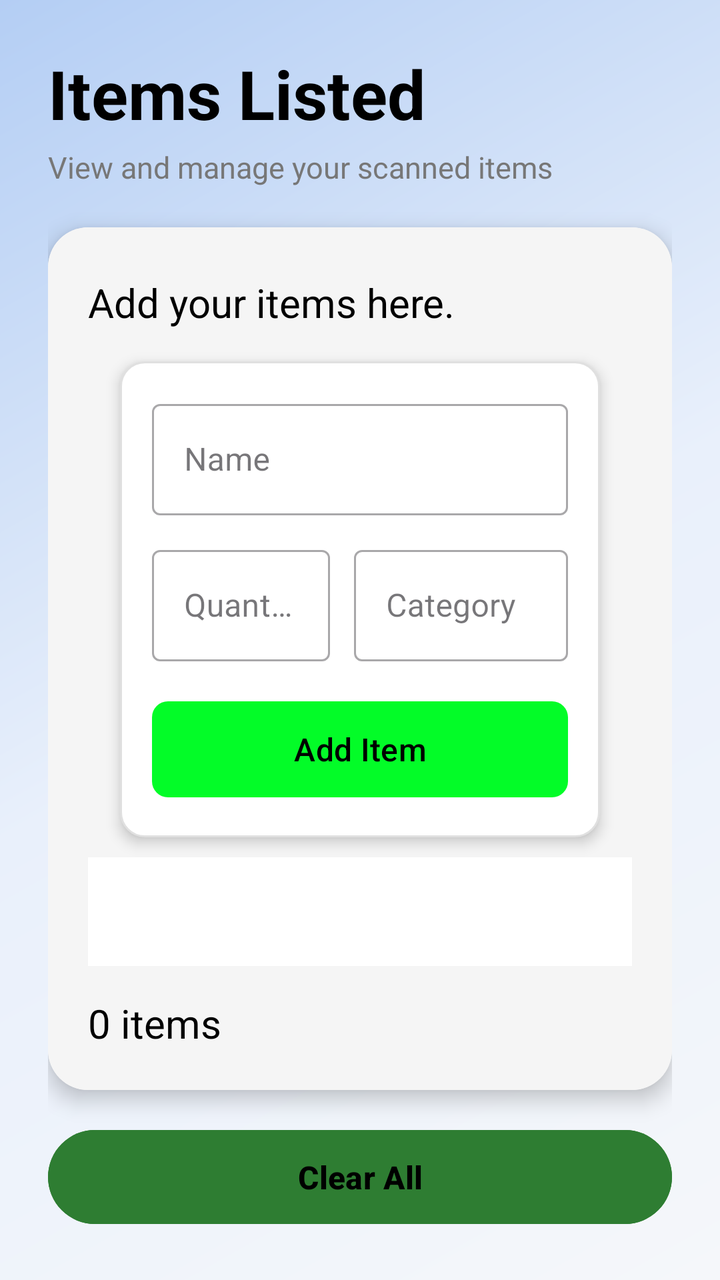
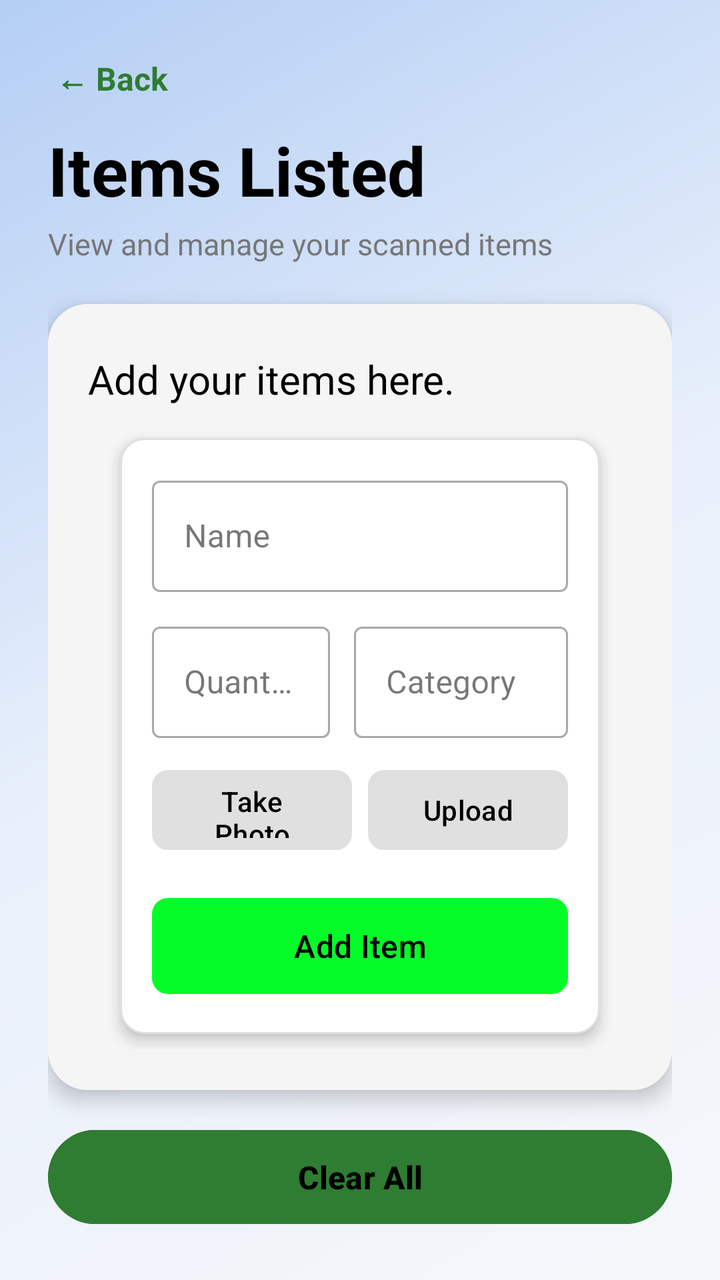

Screens rendered from an Android XML layout before and after an edit, with the pre-edit source and the edit as a unified diff.
<!-- AndroidManifest.xml: application theme Theme.AssignmentGroup -->
<!-- res/layout/function1.xml -->
<?xml version="1.0" encoding="utf-8"?>
<androidx.constraintlayout.widget.ConstraintLayout
    xmlns:android="http://schemas.android.com/apk/res/android"
    xmlns:app="http://schemas.android.com/apk/res-auto"
    xmlns:tools="http://schemas.android.com/tools"
    android:layout_width="match_parent"
    android:layout_height="match_parent"
    android:padding="24dp"
    android:background="@drawable/bg_gradient">

    <TextView
        android:id="@+id/tvItemsTitle"
        android:layout_width="0dp"
        android:layout_height="wrap_content"
        android:text="Items Listed"
        android:textColor="@color/black"
        android:textSize="34sp"
        android:textStyle="bold"
        app:layout_constraintTop_toTopOf="parent"
        app:layout_constraintStart_toStartOf="parent"
        app:layout_constraintEnd_toEndOf="parent" />

    <TextView
        android:id="@+id/tvItemsSubtitle"
        android:layout_width="0dp"
        android:layout_height="wrap_content"
        android:layout_marginTop="4dp"
        android:text="View and manage your scanned items"
        android:textColor="#777777"
        android:textSize="15sp"
        app:layout_constraintTop_toBottomOf="@id/tvItemsTitle"
        app:layout_constraintStart_toStartOf="parent"
        app:layout_constraintEnd_toEndOf="parent" />


    
    
    

    <androidx.cardview.widget.CardView
        android:id="@+id/tableCard"
        android:layout_width="0dp"
        android:layout_height="0dp"
        android:layout_marginTop="20dp"
        android:layout_marginBottom="16dp"
        app:cardCornerRadius="20dp"
        app:cardElevation="6dp"
        app:cardBackgroundColor="@color/white"
        app:layout_constraintTop_toBottomOf="@id/tvItemsSubtitle"
        app:layout_constraintBottom_toTopOf="@id/button4"
        app:layout_constraintStart_toStartOf="parent"
        app:layout_constraintEnd_toEndOf="parent">

        
        <LinearLayout
            android:layout_width="match_parent"
            android:layout_height="match_parent"
            android:orientation="vertical"
            android:padding="20dp"
            android:background="#F5F5F5">


            <TextView
                android:id="@+id/tvInventoryDescription"
                android:layout_width="match_parent"
                android:layout_height="wrap_content"
                android:layout_marginTop="4dp"
                android:text="Add your items here."
                android:textColor="@color/black"
                android:textSize="20sp" />

            <LinearLayout
                android:layout_width="match_parent"
                android:layout_height="wrap_content"
                android:layout_marginStart="16dp"
                android:layout_marginTop="16dp"
                android:layout_marginEnd="16dp"
                android:orientation="vertical"
                android:padding="16dp"
                android:background="@drawable/input_card_background"
                android:elevation="4dp">

                
                <com.google.android.material.textfield.TextInputLayout
                    android:layout_width="match_parent"
                    android:layout_height="wrap_content"
                    style="@style/Widget.MaterialComponents.TextInputLayout.OutlinedBox">

                    <com.google.android.material.textfield.TextInputEditText
                        android:id="@+id/nameInput"
                        android:layout_width="match_parent"
                        android:layout_height="wrap_content"
                        android:hint="Name"
                        android:inputType="textPersonName"
                        android:maxLines="1" />

                </com.google.android.material.textfield.TextInputLayout>

                
                <LinearLayout
                    android:layout_width="match_parent"
                    android:layout_height="wrap_content"
                    android:layout_marginTop="12dp"
                    android:orientation="horizontal">

                    
                    <com.google.android.material.textfield.TextInputLayout
                        android:layout_width="0dp"
                        android:layout_height="wrap_content"
                        android:layout_weight="1"
                        style="@style/Widget.MaterialComponents.TextInputLayout.OutlinedBox">

                        <com.google.android.material.textfield.TextInputEditText
                            android:id="@+id/qtyInput"
                            android:layout_width="match_parent"
                            android:layout_height="wrap_content"
                            android:hint="Quantity"
                            android:inputType="number"
                            android:maxLines="1" />

                    </com.google.android.material.textfield.TextInputLayout>

                    
                    <com.google.android.material.textfield.TextInputLayout
                        android:layout_width="0dp"
                        android:layout_height="wrap_content"
                        android:layout_marginStart="12dp"
                        android:layout_weight="1.2"
                        style="@style/Widget.MaterialComponents.TextInputLayout.OutlinedBox">

                        <com.google.android.material.textfield.TextInputEditText
                            android:id="@+id/categoryInput"
                            android:layout_width="match_parent"
                            android:layout_height="wrap_content"
                            android:hint="Category"
                            android:inputType="text"
                            android:maxLines="1" />

                    </com.google.android.material.textfield.TextInputLayout>

                </LinearLayout>

                
                <com.google.android.material.button.MaterialButton
                    android:id="@+id/addButton"
                    android:layout_width="match_parent"
                    android:layout_height="56dp"
                    android:layout_marginTop="16dp"
                    android:text="Add Item"
                    android:textAllCaps="false"
                    android:textSize="16sp"
                    app:cornerRadius="8dp"
                    android:textColor="@color/black"
                    app:backgroundTint="#03FC28" />

            </LinearLayout>


            <androidx.recyclerview.widget.RecyclerView
                android:id="@+id/itemsRecyclerView"
                android:layout_width="match_parent"
                android:layout_height="0dp"
                android:layout_marginTop="10dp"
                android:layout_weight="1"
                android:background="@color/white"
                android:clipToPadding="false"
                android:paddingBottom="8dp" />
            <TextView
                android:id="@+id/statText"
                android:layout_width="match_parent"
                android:layout_height="wrap_content"
                android:layout_marginTop="15dp"
                android:text="0 items"
                android:textColor="@color/black"
                android:textSize="20sp" />

        </LinearLayout>

    </androidx.cardview.widget.CardView>


    <Button
        android:id="@+id/button4"
        android:layout_width="0dp"
        android:layout_height="55dp"
        android:text="Clear All"
        android:textAllCaps="false"
        android:textColor="@color/black"
        android:textSize="16sp"
        android:textStyle="bold"
        android:backgroundTint="@color/primary_green"
        app:layout_constraintBottom_toBottomOf="parent"
        app:layout_constraintStart_toStartOf="parent"
        app:layout_constraintEnd_toEndOf="parent" />

</androidx.constraintlayout.widget.ConstraintLayout>
<!-- resources referenced by this layout -->
<resources>
  <color name="black">#FF000000</color>
  <color name="primary_green">#2E7D32</color>
  <color name="white">#FFFFFFFF</color>
  <!-- drawable bg_gradient (drawable) -->
  <?xml version="1.0" encoding="utf-8"?>
      <shape xmlns:android="http://schemas.android.com/apk/res/android"
          android:shape="rectangle">
          <gradient
              android:startColor="#F5F7FA"
              android:centerColor="#E9F0FB"
              android:endColor="#B4CEF4"
              android:angle="135" />
      </shape>
  <!-- drawable input_card_background (drawable) -->
  <?xml version="1.0" encoding="utf-8"?>
  <shape xmlns:android="http://schemas.android.com/apk/res/android">
      <solid android:color="@color/white" />
      <corners android:radius="12dp" />
      <stroke
          android:width="1dp"
          android:color="@color/light_gray" />
  </shape>
  <style name="Theme.AssignmentGroup" parent="Base.Theme.AssignmentGroup" />
  <color name="light_gray">#E0E0E0</color>
  <style name="Base.Theme.AssignmentGroup" parent="Theme.Material3.DayNight.NoActionBar">
          
          
      </style>
</resources>

<!-- the commit's change to res/layout/function1.xml (unified diff, before → after) -->
@@ -9,14 +9,27 @@
     android:background="@drawable/bg_gradient">
 
     <TextView
+        android:id="@+id/btnBack"
+        android:layout_width="wrap_content"
+        android:layout_height="wrap_content"
+        android:padding="4dp"
+        android:text="&#8592; Back"
+        android:textColor="@color/primary_green"
+        android:textSize="16sp"
+        android:textStyle="bold"
+        app:layout_constraintTop_toTopOf="parent"
+        app:layout_constraintStart_toStartOf="parent" />
+
+    <TextView
         android:id="@+id/tvItemsTitle"
         android:layout_width="0dp"
         android:layout_height="wrap_content"
+        android:layout_marginTop="8dp"
         android:text="Items Listed"
         android:textColor="@color/black"
         android:textSize="34sp"
         android:textStyle="bold"
-        app:layout_constraintTop_toTopOf="parent"
+        app:layout_constraintTop_toBottomOf="@id/btnBack"
         app:layout_constraintStart_toStartOf="parent"
         app:layout_constraintEnd_toEndOf="parent" />
 
@@ -141,6 +154,50 @@
                 </LinearLayout>
 
                 
+                <LinearLayout
+                    android:layout_width="match_parent"
+                    android:layout_height="wrap_content"
+                    android:layout_marginTop="12dp"
+                    android:gravity="center_vertical"
+                    android:orientation="horizontal">
+
+                    <ImageView
+                        android:id="@+id/photoPreview"
+                        android:layout_width="48dp"
+                        android:layout_height="48dp"
+                        android:layout_marginEnd="12dp"
+                        android:scaleType="centerCrop"
+                        android:visibility="gone"
+                        android:contentDescription="Captured item photo" />
+
+                    <com.google.android.material.button.MaterialButton
+                        android:id="@+id/takePhotoButton"
+                        android:layout_width="0dp"
+                        android:layout_height="48dp"
+                        android:layout_weight="1"
+                        android:text="Take Photo"
+                        android:textAllCaps="false"
+                        android:textSize="14sp"
+                        app:cornerRadius="8dp"
+                        android:textColor="@color/black"
+                        app:backgroundTint="#E0E0E0" />
+
+                    <com.google.android.material.button.MaterialButton
+                        android:id="@+id/uploadPhotoButton"
+                        android:layout_width="0dp"
+                        android:layout_height="48dp"
+                        android:layout_weight="1"
+                        android:layout_marginStart="8dp"
+                        android:text="Upload"
+                        android:textAllCaps="false"
+                        android:textSize="14sp"
+                        app:cornerRadius="8dp"
+                        android:textColor="@color/black"
+                        app:backgroundTint="#E0E0E0" />
+
+                </LinearLayout>
+
+                
                 <com.google.android.material.button.MaterialButton
                     android:id="@+id/addButton"
                     android:layout_width="match_parent"
